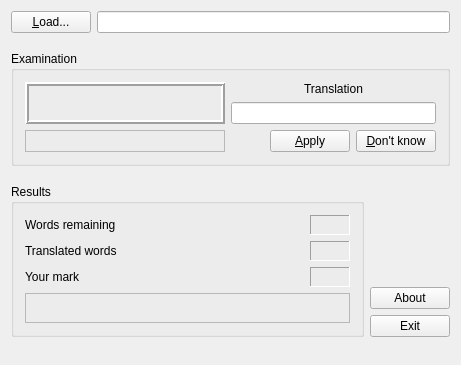
First picture: the form in window.ui, repository olgerd27/words_teacher, before the edit.
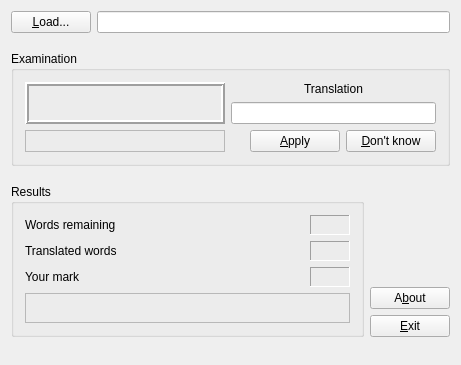
Second picture: the form after the edit. Custom widgets are drawn as their Qt base class.

Commit message: First version of the correct examination process and showing correct results. Implement switching "Don't know" button text to "Maybe restart?" when examination is finish. Add "You're very Stupid!" conclusion message.

The edit to the form file:
```diff
--- a/window.ui
+++ b/window.ui
@@ -190,13 +190,25 @@
         </item>
         <item>
          <widget class="QPushButton" name="m_pbApply">
+          <property name="minimumSize">
+           <size>
+            <width>90</width>
+            <height>0</height>
+           </size>
+          </property>
           <property name="text">
            <string>&amp;Apply</string>
           </property>
          </widget>
         </item>
         <item>
-         <widget class="QPushButton" name="m_pbDontKnow">
+         <widget class="PB_Dontknow_Next" name="m_pbDontKnow">
+          <property name="minimumSize">
+           <size>
+            <width>90</width>
+            <height>0</height>
+           </size>
+          </property>
           <property name="text">
            <string>&amp;Don't know</string>
           </property>
@@ -482,7 +494,7 @@
           </sizepolicy>
          </property>
          <property name="text">
-          <string>About</string>
+          <string>A&amp;bout</string>
          </property>
         </widget>
        </item>
@@ -495,7 +507,7 @@
           </sizepolicy>
          </property>
          <property name="text">
-          <string>Exit</string>
+          <string>&amp;Exit</string>
          </property>
         </widget>
        </item>
@@ -519,6 +531,13 @@
   </layout>
  </widget>
  <layoutdefault spacing="6" margin="11"/>
+ <customwidgets>
+  <customwidget>
+   <class>PB_Dontknow_Next</class>
+   <extends>QPushButton</extends>
+   <header>pb_dontknow_next.h</header>
+  </customwidget>
+ </customwidgets>
  <tabstops>
   <tabstop>m_pbLoad</tabstop>
   <tabstop>m_leFileName</tabstop>
```
Left out of the diff: 15 changed lines with no effect on the pictures. The commit also changes 8 other files.
